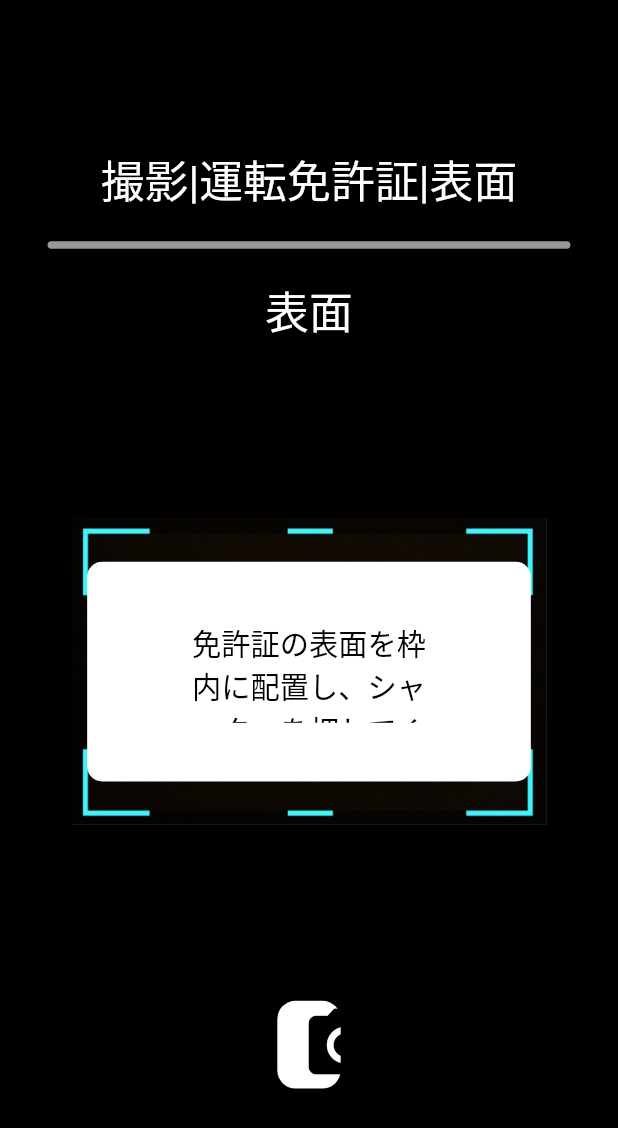
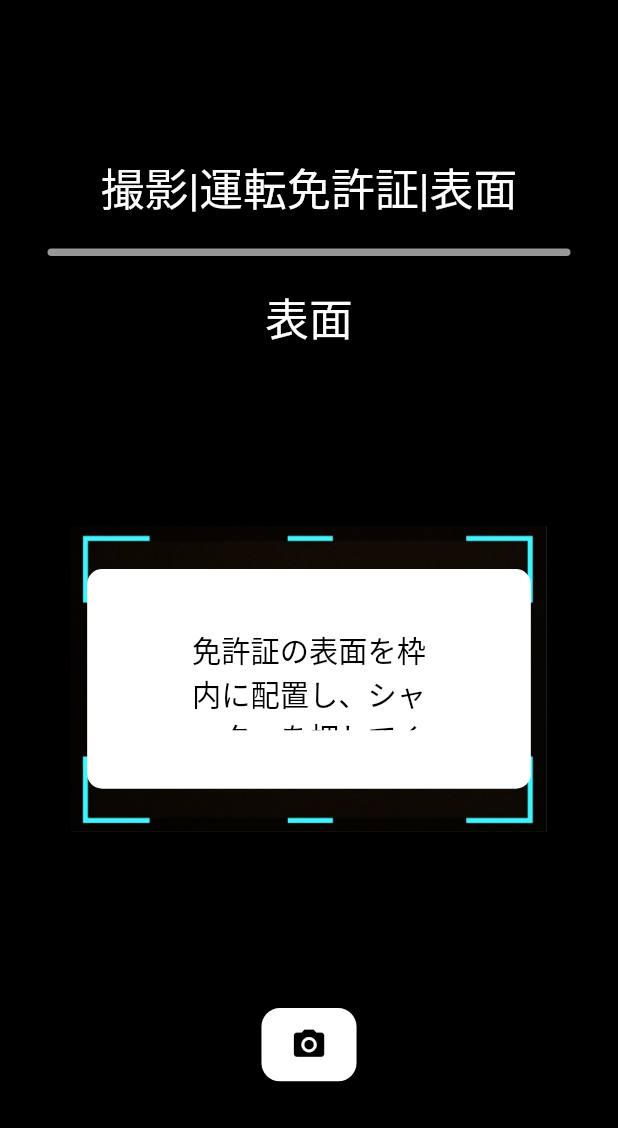
Before and after one commit to hello-world-was-taken/upwork-hassan, a Flutter app: the CameraOverlay screen opened directly, on a phone screen of 412 x 824 dp. Shown: the top 1128 px of the screen. Run offline on Flutter 3.47's test engine with Material 2 defaults, Android fonts, the phone set to English and light mode, and no system bars; our stand-ins replace camera, flutter_screenutil; Roboto replaces fonts that are missing (MsGothic).

Commit message:
CAMERA MODIFY

```diff
--- a/lib/features/pages/presentation/camera_overlay.dart
+++ b/lib/features/pages/presentation/camera_overlay.dart
@@ -107,7 +107,8 @@
                     height: AppDimension.height(120, context),
                   ),
                   Container(
-                    width: AppDimension.width(40, context),
+                    width: AppDimension.width(60, context),
+                    height: AppDimension.height(50, context),
                     child: ElevatedButton(
                               onPressed: () {
 
@@ -119,10 +120,12 @@
                                 ),
                                 minimumSize: Size(AppDimension.width(120, context), AppDimension.height(20, context)),
                               ),
-                              child: Icon(
-                                Icons.camera_alt,
-                                color: Colors.black,
-                                size: AppDimension.height(60, context),
+                              child: Center(
+                                child: Icon(
+                                  Icons.camera_alt,
+                                  color: Colors.black,
+                                  size: AppDimension.radius(50, context),
+                                ),
                               ),
                             ),
                   )
```
